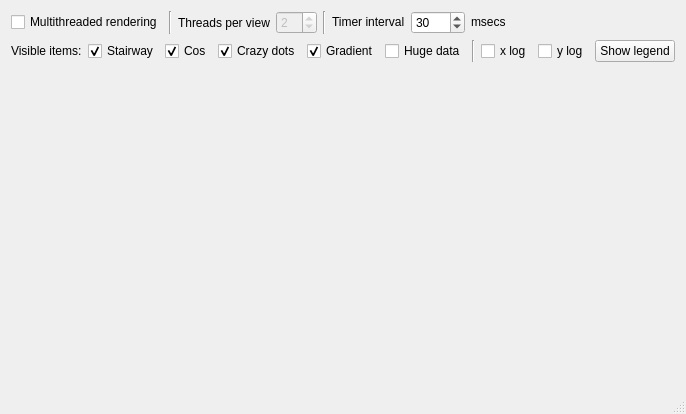
The window that jhmi/mainwindow.ui (mistificator/jungle-view) describes before a commit, drawn with Qt 5.
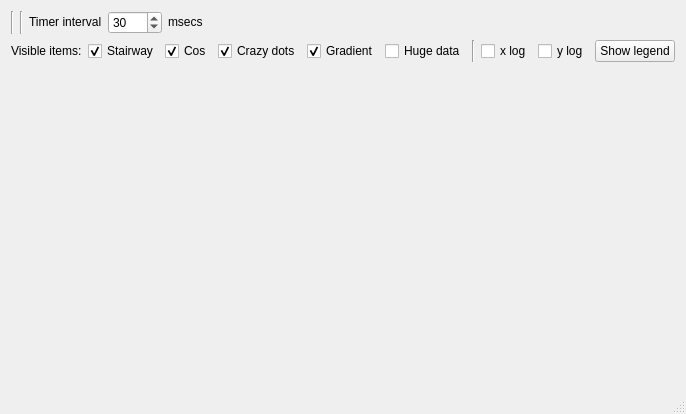
The same window after the commit.

Commit message: * no fake "thread-safety" anymore [2]

What changed in the file:
```diff
--- a/jhmi/mainwindow.ui
+++ b/jhmi/mainwindow.ui
@@ -6,7 +6,7 @@
    <rect>
     <x>0</x>
     <y>0</y>
-    <width>614</width>
+    <width>629</width>
     <height>414</height>
    </rect>
   </property>
@@ -17,13 +17,6 @@
    <layout class="QVBoxLayout" name="verticalLayout">
     <item>
      <layout class="QHBoxLayout">
-      <item>
-       <widget class="QCheckBox" name="mt_render">
-        <property name="text">
-         <string>Multithreaded rendering</string>
-        </property>
-       </widget>
-      </item>
       <item>
        <widget class="Line" name="line">
         <property name="orientation">
@@ -31,29 +24,6 @@
         </property>
        </widget>
       </item>
-      <item>
-       <widget class="QLabel" name="label_3">
-        <property name="text">
-         <string>Threads per view</string>
-        </property>
-       </widget>
-      </item>
-      <item>
-       <widget class="QSpinBox" name="threads_per_view">
-        <property name="enabled">
-         <bool>false</bool>
-        </property>
-        <property name="minimum">
-         <number>1</number>
-        </property>
-        <property name="maximum">
-         <number>10</number>
-        </property>
-        <property name="value">
-         <number>2</number>
-        </property>
-       </widget>
-      </item>
       <item>
        <widget class="Line" name="line_2">
         <property name="orientation">
```
Left out of the diff: 21 changed lines with no effect on the pictures. The commit also changes 14 other files.
